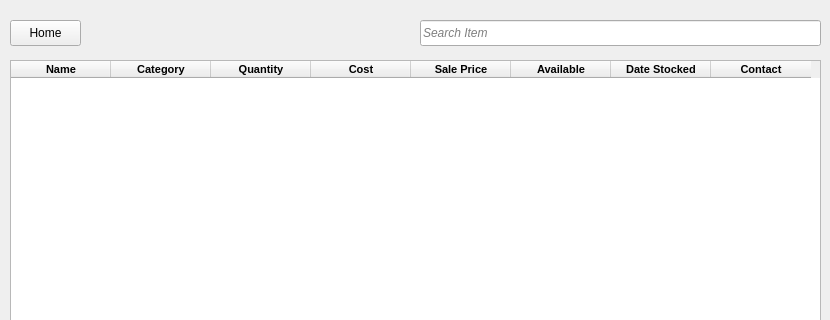
Old version of the form Documents/InventoryWidget.ui in the repository Hamilton-Davis/Inventory-Intro-to-Software-Dev; both pictures show x 0 to 830 and y 0 to 320 of the 830 by 483 pixel window.
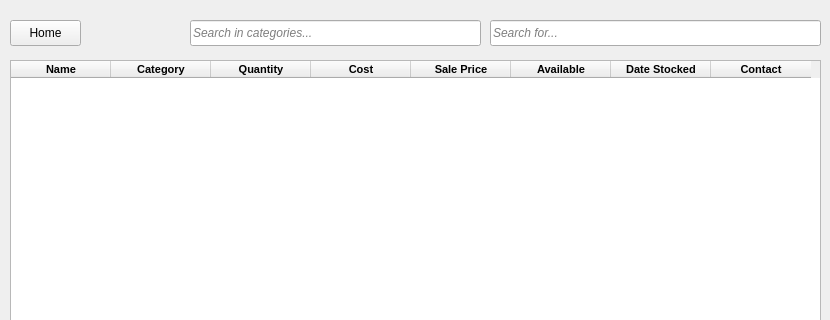
New version of the form. Icons and pictures are not drawn.

Commit message: Added Category search bar

Diff of the .ui file:
```diff
--- a/Documents/InventoryWidget.ui
+++ b/Documents/InventoryWidget.ui
@@ -176,9 +176,9 @@
   <widget class="QLineEdit" name="searchBar">
    <property name="geometry">
     <rect>
-     <x>420</x>
+     <x>490</x>
      <y>20</y>
-     <width>401</width>
+     <width>331</width>
      <height>26</height>
     </rect>
    </property>
@@ -188,7 +188,7 @@
     </font>
    </property>
    <property name="placeholderText">
-    <string>Search Item</string>
+    <string>Search for...</string>
    </property>
   </widget>
   <widget class="QPushButton" name="homeButton">
@@ -208,6 +208,24 @@
      <normaloff>icons/home.svg</normaloff>icons/home.svg</iconset>
    </property>
   </widget>
+  <widget class="QLineEdit" name="searchCategoryBar">
+   <property name="geometry">
+    <rect>
+     <x>190</x>
+     <y>20</y>
+     <width>291</width>
+     <height>26</height>
+    </rect>
+   </property>
+   <property name="font">
+    <font>
+     <italic>true</italic>
+    </font>
+   </property>
+   <property name="placeholderText">
+    <string>Search in categories...</string>
+   </property>
+  </widget>
  </widget>
  <resources/>
  <connections/>
```
Left out of the diff: 2 changed lines with no effect on the pictures. The commit also changes 2 other files.
